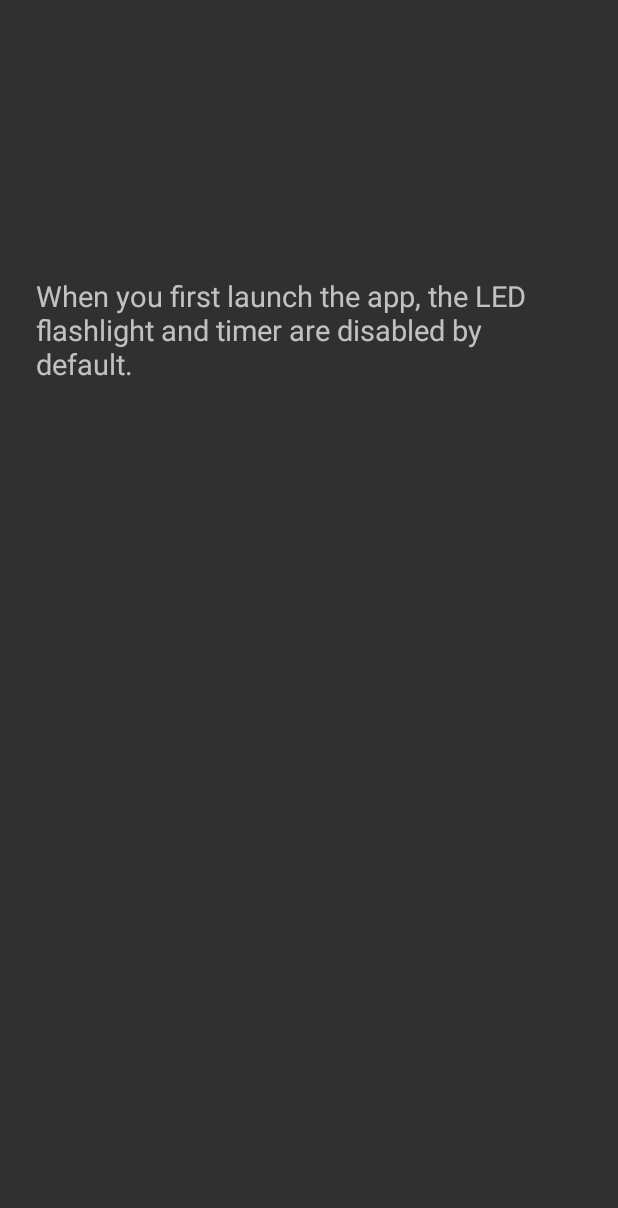
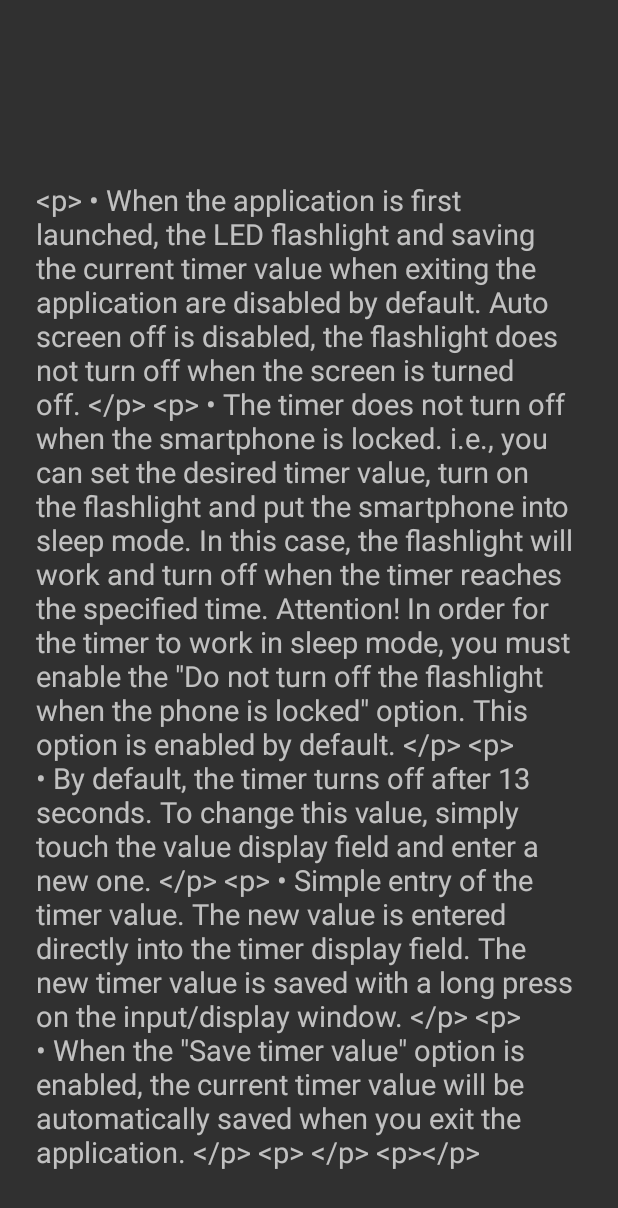
Before and after one commit to Dim02-hyperskill/FlashLight.6.0.1, an Android app: the layout activity_about.xml on its own in the app's theme, with its tools: preview values and no code run, on a phone screen of 412 x 824 dp. Shown: the top 1208 px of the screen. Run offline under Robolectric (Android 15) with nearby library versions, the phone set to English and light mode, and no system bars.

Commit message:
sohranenie parametrov

```diff
--- a/app/build.gradle
+++ b/app/build.gradle
@@ -10,8 +10,8 @@ android {
         applicationId "ru.adminrugraphics.flashlight"
         minSdkVersion 23
         targetSdkVersion 30
-        versionCode 20
-        versionName "4.2.1"
+        versionCode 21
+        versionName "5.0.1"
         testInstrumentationRunner "androidx.test.runner.AndroidJUnitRunner"
     }
 
--- a/app/src/main/res/layout/activity_about.xml
+++ b/app/src/main/res/layout/activity_about.xml
@@ -37,7 +37,7 @@
                 android:layout_height="wrap_content"
                 android:layout_marginEnd="16dp"
                 android:layout_marginStart="16dp"
-                android:layout_marginBottom="32dp"
+                android:layout_marginBottom="10dp"
                 android:textSize="19sp"
                 />
 
@@ -45,22 +45,22 @@
                 android:id="@+id/tv_link"
                 android:layout_width="match_parent"
                 android:layout_height="wrap_content"
+                android:layout_marginStart="16dp"
+                android:layout_marginTop="10dp"
                 android:layout_marginEnd="16dp"
-                android:layout_marginStart="16dp"
-                android:layout_marginTop="20dp"
-                android:layout_marginBottom="32dp"
+                android:layout_marginBottom="10dp"
                 android:textSize="19sp" />
 
             <TextView
-                android:id="@+id/tvDescription"
+                android:id="@+id/tv_description"
+                android:layout_width="match_parent"
+
+                android:layout_height="wrap_content"
+                android:layout_marginStart="16dp"
+                android:layout_marginTop="10dp"
+                android:layout_marginEnd="16dp"
+                android:layout_marginBottom="10dp"
                 android:text="@string/description_user_manual"
-
-                android:layout_width="match_parent"
-                android:layout_height="wrap_content"
-                android:layout_marginEnd="16dp"
-                android:layout_marginStart="16dp"
-                android:layout_marginTop="20dp"
-                android:layout_marginBottom="32dp"
                 android:textSize="19sp"
 
                 />
--- a/app/src/main/res/values/strings.xml
+++ b/app/src/main/res/values/strings.xml
@@ -1,6 +1,6 @@
 <resources>
     <string name="app_name">FlashLight</string>
-    <string name="error_message">Camera flash is not availablet</string>
+    <string name="error_message">Camera flash is not available</string>
     <string name="error_title">Error! No Flash!</string>
     <string name="exit_message">Exit</string>
     <string name="about">About</string>
@@ -10,16 +10,16 @@
     <string name="set_timer_time">Set the timer time</string>
     <string name="turn_start">At application start</string>
     <string name="turn_start_summary">Turn on the Flashlight when the application starts</string>
-    <string name="saveTimerValueOff">Save timer</string>
+    <string name="saveTimerValueOff">Save timer value</string>
     <string name="saveTimerValueOff_summary">Save timer value when exiting application</string>
     <string name="timer_pref">Press to set the timer</string>
     <string name="disable_screen_lock">Disable screen lock</string>
     <string name="not_turn_is_locked">When the screen is turned off</string>
     <string name="not_turn_is_locked_summary">When the screen turns off, the flashlight does not turn off!</string>
     <string name="description_about">\???? Description</string>
-    <string name="description_user_manual">When you first launch the app, the LED flashlight and timer are disabled by default.</string>
 
-    <string name="my_link"> </string>
+
+
     <string name="not_turn_is_locked_img">not_turn_is_locked</string>
     <string name="arrows_rotate_img">arrows rotate image</string>
 
@@ -29,4 +29,17 @@
     <string name="message_screen_lock">The flashlight will work when the screen is turned off</string>
 
 
+
+    <string name="my_link"><![CDATA[<a href="https://play.google.com/store/apps/details?id=ru.adminrugraphics.flashlight">Please rate the app.</a>]]></string>
+    <string name="description_user_manual">
+        <![CDATA[<p> • When the application is first launched, the LED flashlight and saving the current timer value when exiting the application are disabled by default. Auto screen off is disabled, the flashlight does not turn off when the screen is turned off. </p>]]>
+         <![CDATA[<p> • The timer does not turn off when the smartphone is locked. i.e., you can set the desired timer value, turn on the flashlight and put the smartphone into sleep mode. In this case, the flashlight will work and turn off when the timer reaches the specified time. Attention! In order for the timer to work in sleep mode, you must enable the \"Do not turn off the flashlight when the phone is locked\" option. This option is enabled by default. </p>]]>
+         <![CDATA[<p> • By default, the timer turns off after 13 seconds. To change this value, simply touch the value display field and enter a new one. </p>]]>
+         <![CDATA[<p> • Simple entry of the timer value. The new value is entered directly into the timer display field. The new timer value is saved with a long press on the input/display window. </p>]]>
+         <![CDATA[<p> • When the \"Save timer value\" option is enabled, the current timer value will be automatically saved when you exit the application. </p>]]>
+         <![CDATA[<p> </p>]]>
+         <![CDATA[<p></p>]]>
+    </string>
+
+
 </resources>
--- a/build.gradle
+++ b/build.gradle
@@ -5,7 +5,7 @@ buildscript {
         jcenter()
     }
     dependencies {
-        classpath "com.android.tools.build:gradle:4.1.1"
+        classpath 'com.android.tools.build:gradle:4.1.2'
 
         // NOTE: Do not place your application dependencies here; they belong
         // in the individual module build.gradle files
--- a/gradle.properties
+++ b/gradle.properties
@@ -6,7 +6,7 @@
 # http://www.gradle.org/docs/current/userguide/build_environment.html
 # Specifies the JVM arguments used for the daemon process.
 # The setting is particularly useful for tweaking memory settings.
-org.gradle.jvmargs=-Xmx2048m -Dfile.encoding=UTF-8
+org.gradle.jvmargs=-Xmx3048m -Dfile.encoding=UTF-8
 # When configured, Gradle will run in incubating parallel mode.
 # This option should only be used with decoupled projects. More details, visit
 # http://www.gradle.org/docs/current/userguide/multi_project_builds.html#sec:decoupled_projects
```
Also changed, not shown: app/src/main/java/ru/adminrugraphics/flashlight/AboutActivity.java (+8 -0 lines), 1 other file.
